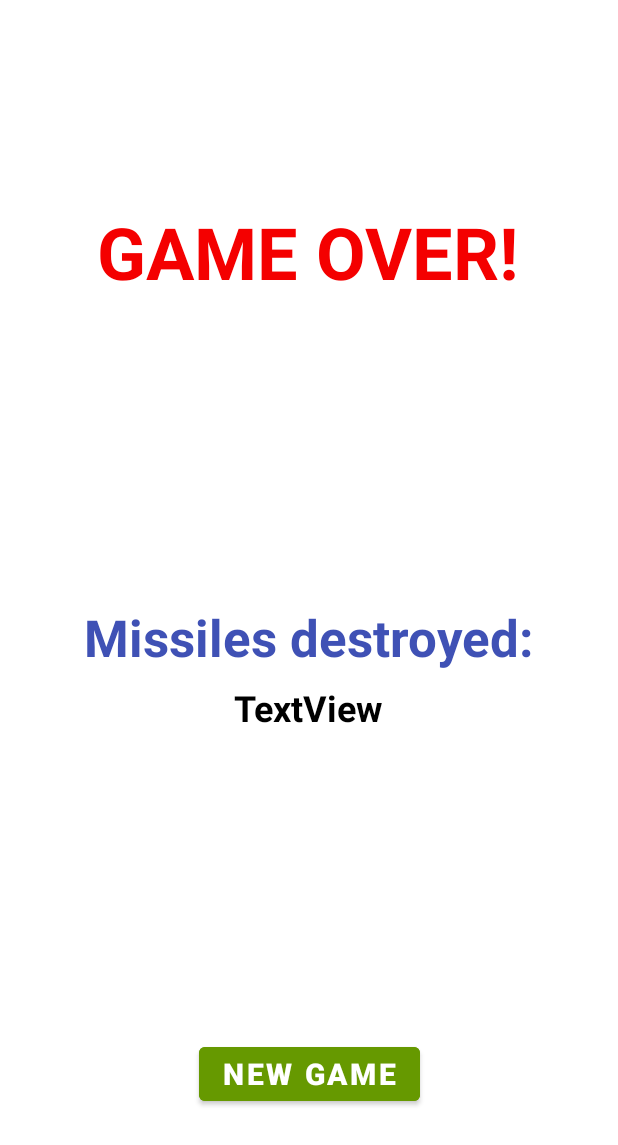
After one commit to Jairgo/MissileCommand, an Android app: the layout activity_finish.xml on its own in the app's theme, with its tools: preview values and no code run, on a phone screen of 412 x 824 dp. The commit adds this screen. Shown: the top 1145 px of the screen. Run offline under Robolectric (Android 15) with nearby library versions, the phone set to English and light mode, and no system bars.

Commit message:
Add EndGame *Cuando el juego termina, Te redirige a otra pantalla donde te muestra los resultados* *Mejore un poco el codigo* *Borre cosas innecesarias*

```diff
--- a/app/src/main/AndroidManifest.xml
+++ b/app/src/main/AndroidManifest.xml
@@ -18,6 +18,7 @@
                 <category android:name="android.intent.category.LAUNCHER" />
             </intent-filter>
         </activity>
+        <activity android:name=".EndGameActivity" />
     </application>
 
 </manifest>
--- /dev/null
+++ b/app/src/main/res/layout-land/activity_finish.xml
@@ -0,0 +1,67 @@
+<?xml version="1.0" encoding="utf-8"?>
+<androidx.constraintlayout.widget.ConstraintLayout xmlns:android="http://schemas.android.com/apk/res/android"
+    xmlns:app="http://schemas.android.com/apk/res-auto"
+    xmlns:tools="http://schemas.android.com/tools"
+    android:layout_width="match_parent"
+    android:layout_height="match_parent">
+
+    <Button
+        android:id="@+id/btnNewGame"
+        android:layout_width="wrap_content"
+        android:layout_height="wrap_content"
+        android:layout_marginBottom="48dp"
+        android:backgroundTint="@android:color/holo_green_dark"
+        android:text="@string/newGame"
+        android:textAlignment="center"
+        android:textSize="20sp"
+        android:textStyle="bold"
+        app:layout_constraintBottom_toBottomOf="parent"
+        app:layout_constraintEnd_toEndOf="parent"
+        app:layout_constraintStart_toStartOf="parent" />
+
+    <TextView
+        android:id="@+id/textView"
+        android:layout_width="wrap_content"
+        android:layout_height="wrap_content"
+        android:text="@string/endGame"
+        android:textAlignment="center"
+        android:textColor="#F40000"
+        android:textSize="48sp"
+        android:textStyle="bold"
+        app:layout_constraintBottom_toTopOf="@+id/textView2"
+        app:layout_constraintEnd_toEndOf="parent"
+        app:layout_constraintHorizontal_bias="0.498"
+        app:layout_constraintStart_toStartOf="parent"
+        app:layout_constraintTop_toTopOf="parent"
+        app:layout_constraintVertical_bias="0.145" />
+
+    <TextView
+        android:id="@+id/textView2"
+        android:layout_width="wrap_content"
+        android:layout_height="wrap_content"
+        android:layout_marginBottom="12dp"
+        android:text="@string/destroyed"
+        android:textAlignment="center"
+        android:textColor="#3F51B5"
+        android:textSize="34sp"
+        android:textStyle="bold"
+        app:layout_constraintBottom_toTopOf="@+id/missilesText"
+        app:layout_constraintEnd_toEndOf="parent"
+        app:layout_constraintHorizontal_bias="0.498"
+        app:layout_constraintStart_toStartOf="parent" />
+
+    <TextView
+        android:id="@+id/missilesText"
+        android:layout_width="wrap_content"
+        android:layout_height="wrap_content"
+        android:layout_marginBottom="52dp"
+        android:text="TextView"
+        android:textAlignment="center"
+        android:textColor="#000000"
+        android:textSize="24sp"
+        android:textStyle="bold"
+        app:layout_constraintBottom_toTopOf="@+id/btnNewGame"
+        app:layout_constraintEnd_toEndOf="parent"
+        app:layout_constraintHorizontal_bias="0.499"
+        app:layout_constraintStart_toStartOf="parent" />
+</androidx.constraintlayout.widget.ConstraintLayout>
--- /dev/null
+++ b/app/src/main/res/layout/activity_finish.xml
@@ -0,0 +1,67 @@
+<?xml version="1.0" encoding="utf-8"?>
+<androidx.constraintlayout.widget.ConstraintLayout xmlns:android="http://schemas.android.com/apk/res/android"
+    xmlns:app="http://schemas.android.com/apk/res-auto"
+    xmlns:tools="http://schemas.android.com/tools"
+    android:layout_width="match_parent"
+    android:layout_height="match_parent">
+
+    <Button
+        android:id="@+id/btnNewGame"
+        android:layout_width="wrap_content"
+        android:layout_height="wrap_content"
+        android:layout_marginBottom="84dp"
+        android:backgroundTint="@android:color/holo_green_dark"
+        android:text="@string/newGame"
+        android:textAlignment="center"
+        android:textSize="20sp"
+        android:textStyle="bold"
+        app:layout_constraintBottom_toBottomOf="parent"
+        app:layout_constraintEnd_toEndOf="parent"
+        app:layout_constraintStart_toStartOf="parent" />
+
+    <TextView
+        android:id="@+id/textView"
+        android:layout_width="wrap_content"
+        android:layout_height="wrap_content"
+        android:text="@string/endGame"
+        android:textAlignment="center"
+        android:textColor="#F40000"
+        android:textSize="48sp"
+        android:textStyle="bold"
+        app:layout_constraintBottom_toTopOf="@+id/textView2"
+        app:layout_constraintEnd_toEndOf="parent"
+        app:layout_constraintHorizontal_bias="0.496"
+        app:layout_constraintStart_toStartOf="parent"
+        app:layout_constraintTop_toTopOf="parent"
+        app:layout_constraintVertical_bias="0.402" />
+
+    <TextView
+        android:id="@+id/textView2"
+        android:layout_width="wrap_content"
+        android:layout_height="wrap_content"
+        android:layout_marginBottom="8dp"
+        android:text="@string/destroyed"
+        android:textAlignment="center"
+        android:textColor="#3F51B5"
+        android:textSize="34sp"
+        android:textStyle="bold"
+        app:layout_constraintBottom_toTopOf="@+id/missilesText"
+        app:layout_constraintEnd_toEndOf="parent"
+        app:layout_constraintHorizontal_bias="0.495"
+        app:layout_constraintStart_toStartOf="parent" />
+
+    <TextView
+        android:id="@+id/missilesText"
+        android:layout_width="wrap_content"
+        android:layout_height="wrap_content"
+        android:layout_marginBottom="204dp"
+        android:text="TextView"
+        android:textAlignment="center"
+        android:textColor="#000000"
+        android:textSize="24sp"
+        android:textStyle="bold"
+        app:layout_constraintBottom_toTopOf="@+id/btnNewGame"
+        app:layout_constraintEnd_toEndOf="parent"
+        app:layout_constraintHorizontal_bias="0.498"
+        app:layout_constraintStart_toStartOf="parent" />
+</androidx.constraintlayout.widget.ConstraintLayout>
--- a/app/src/main/res/values/strings.xml
+++ b/app/src/main/res/values/strings.xml
@@ -1,3 +1,6 @@
 <resources>
     <string name="app_name">MissileCommand</string>
+    <string name="endGame">GAME OVER!</string>
+    <string name="destroyed">Missiles destroyed:</string>
+    <string name="newGame">New Game</string>
 </resources>
```
Also changed, not shown: app/src/main/java/com/example/missilecommand/Battery.java (+3 -6 lines), app/src/main/java/com/example/missilecommand/Board.java (+67 -75 lines), app/src/main/java/com/example/missilecommand/BoardOld.java (deleted, +0 -135 lines), app/src/main/java/com/example/missilecommand/Bomb.java (+6 -12 lines), app/src/main/java/com/example/missilecommand/City.java (+3 -14 lines), app/src/main/java/com/example/missilecommand/EndGameActivity.java (added, +46 -0 lines), app/src/main/java/com/example/missilecommand/Missile.java (+11 -89 lines), 2 other files.
